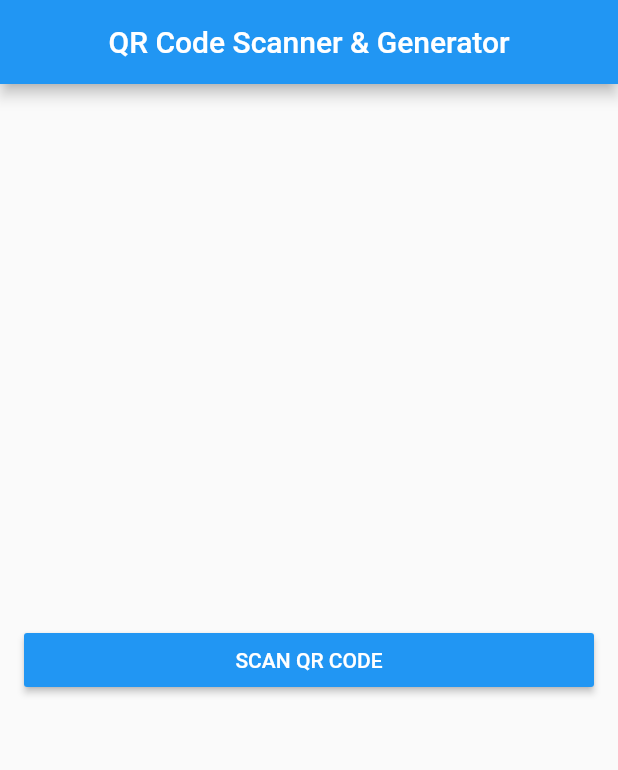
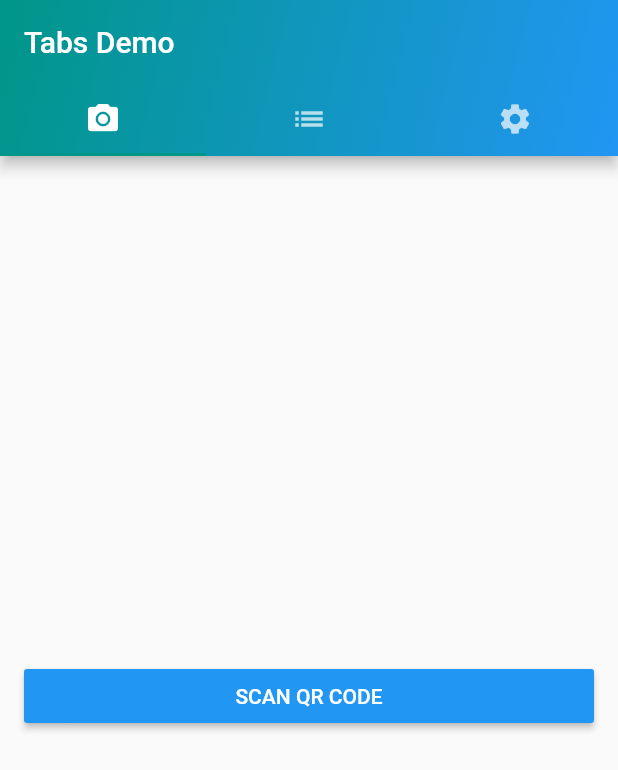
Before and after one commit to nicolaslucer0/inventory, a Flutter app: the screen it shows after launch, on a phone screen of 412 x 824 dp. Shown: the top 770 px of the screen. Run offline on Flutter 3.47's test engine with Material 2 defaults, Android fonts, the phone set to English and light mode, and no system bars; missing offline and left inert: barcode_scan.

Commit message:
style fixes

```diff
--- a/lib/home_screen.dart
+++ b/lib/home_screen.dart
@@ -7,10 +7,6 @@ class HomeScreen extends StatelessWidget {
   @override
   Widget build(BuildContext context) {
     return Scaffold(
-        appBar: AppBar(
-          centerTitle: true,
-          title: Text('QR Code Scanner & Generator'),
-        ),
         body: Center(
             child:
               Column(
--- a/lib/main.dart
+++ b/lib/main.dart
@@ -7,12 +7,43 @@ class MyApp extends StatelessWidget {
   @override
   Widget build(BuildContext context) {
     return MaterialApp(
-      debugShowCheckedModeBanner: false,
-      title: 'QR Generator-Scanner',
-      theme: ThemeData(
-        primarySwatch: Colors.blue,
-      ),
-      home: HomeScreen(),
-    );
+        debugShowCheckedModeBanner: false,
+        title: 'QR Generator-Scanner',
+        theme: ThemeData(
+          primarySwatch: Colors.teal,
+        ),
+        home: DefaultTabController(
+          length: 3,
+          child: Scaffold(
+            appBar: AppBar(
+              flexibleSpace: Container(
+                decoration: BoxDecoration(
+                    gradient: LinearGradient(
+                  begin: Alignment.topLeft,
+                  end: Alignment.bottomRight,
+                  colors: <Color>[
+                    Colors.teal,
+                    Colors.blue,
+                  ],
+                )),
+              ),
+              bottom: TabBar(
+                tabs: [
+                  Tab(icon: Icon(Icons.camera_alt)),
+                  Tab(icon: Icon(Icons.list)),
+                  Tab(icon: Icon(Icons.settings)),
+                ],
+              ),
+              title: Text('Tabs Demo'),
+            ),
+            body: TabBarView(
+              children: [
+                HomeScreen(),
+                Icon(Icons.directions_transit),
+                Icon(Icons.directions_bike),
+              ],
+            ),
+          ),
+        ));
   }
 }
```
